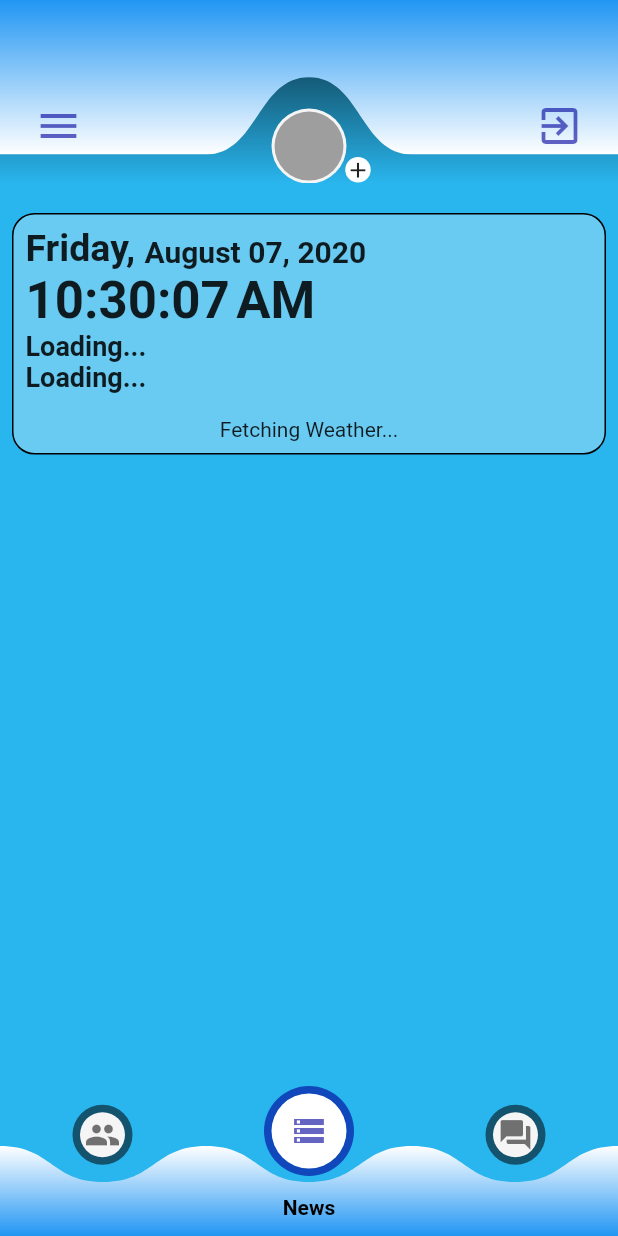
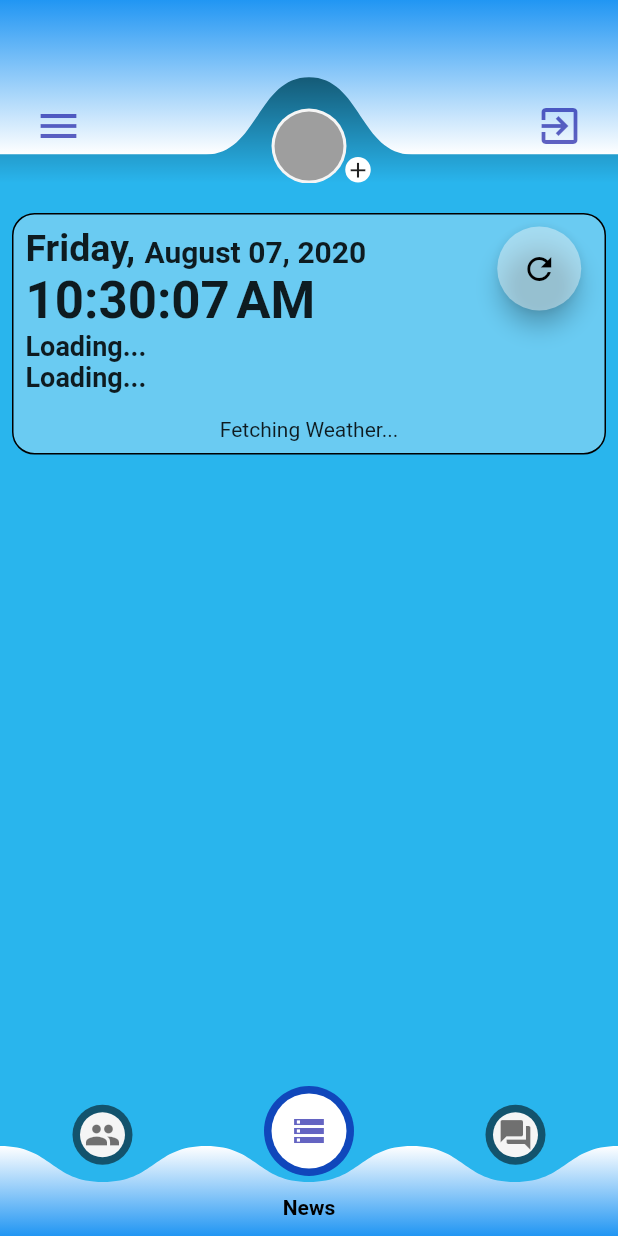
Before and after one commit to ndpeters/moon-tracker, a Flutter app: the screen it shows after launch, on a phone screen of 412 x 824 dp. Run offline on Flutter 3.47's test engine with Material 2 defaults, Android fonts, the phone set to English and light mode, and no system bars; our stand-ins replace geolocator, weather, weather_icons; missing offline and left inert: geocoder.

Commit message:
minor styles

```diff
--- a/lib/widgets/mycurrentdetails.dart
+++ b/lib/widgets/mycurrentdetails.dart
@@ -11,16 +11,15 @@ class CurrentDetails extends StatelessWidget {
       children: <Widget>[
         /// current day and time
         /// STFL
-        MyClock(),
 
         /// current temperature
-
-        // MyLocation(),
-        Stack(
-          children: [
-            MyLocation(),
-            Positioned(
-              top: 95,
+        Container(
+          width: MediaQuery.of(context).size.width,
+          child: Stack(
+            children: <Widget>[
+              MyClock(),
+               Positioned(
+              right: 0,
               left: MediaQuery.of(context).size.width - 105,
               child: FloatingActionButton(
                 foregroundColor: Colors.black,
@@ -33,8 +32,30 @@ class CurrentDetails extends StatelessWidget {
                 },
               ),
             ),
-          ],
-        )
+            ],
+          ),
+        ),
+
+        MyLocation(),
+        // // Stack(
+        // //   children: [
+        // //     MyLocation(),
+        // //     Positioned(
+        // //       top: 95,
+        // //       left: MediaQuery.of(context).size.width - 105,
+        // //       child: FloatingActionButton(
+        // //         foregroundColor: Colors.black,
+        // //         backgroundColor: Colors.white.withAlpha(105),
+        // //         child: Container(child: Icon(Icons.refresh),),
+        // //         onPressed: (){
+        // //             // Navigator.pushReplacement(context,
+        // //             //     MaterialPageRoute(builder: (context) => HomePage()));
+        // //             Navigator.of(context).pushReplacement(_createRoute());
+        // //         },
+        // //       ),
+        // //     ),
+        // //   ],
+        // // )
       ],
     );
   }
```
